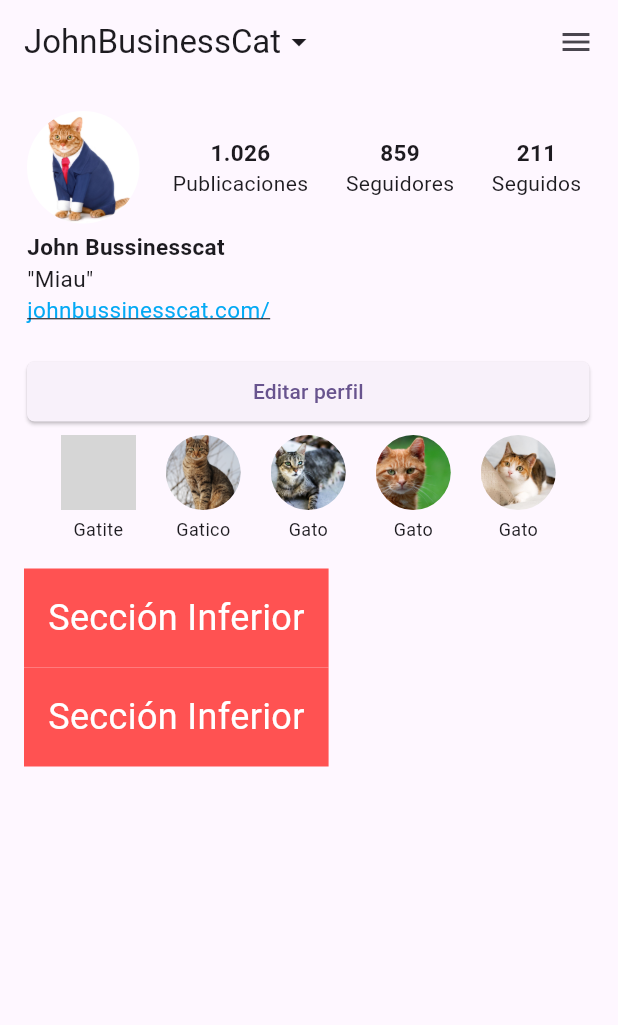
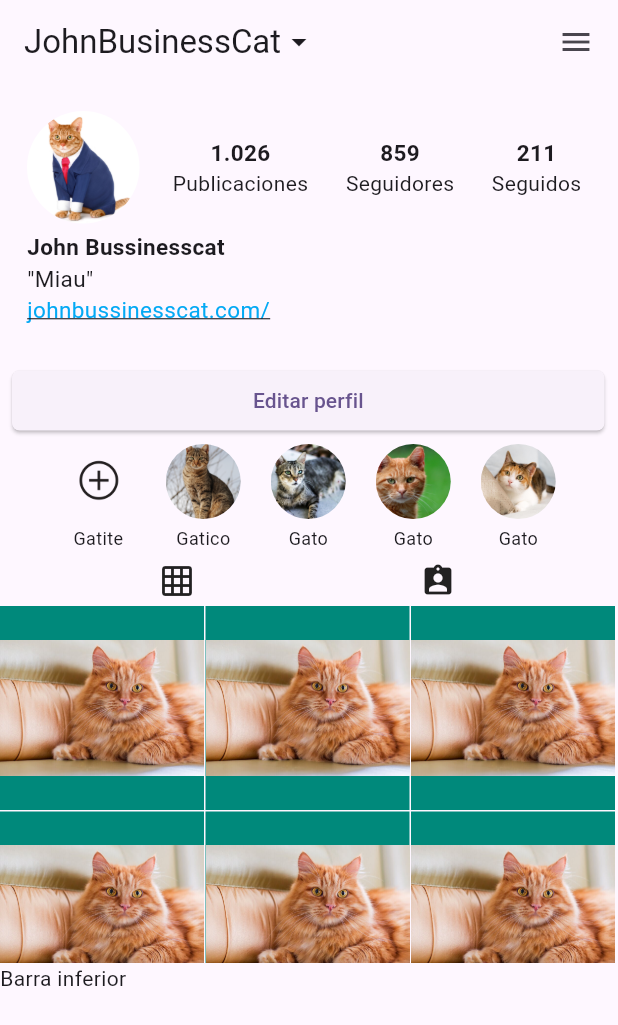
Before and after one commit to TommyRG84/flutter_2dam, a Flutter app: the screen it shows after launch, on a phone screen of 412 x 824 dp. Shown: the top 1025 px of the screen. Run offline on Flutter 3.47's test engine with Material 3 defaults, Android fonts, the light colour scheme and no system bars; grey boxes are pictures that could not be loaded.

Commit message:
Añadida galeria

```diff
--- a/Tarea instagram/tarea_insta/lib/screens/elementos_screen.dart
+++ b/Tarea instagram/tarea_insta/lib/screens/elementos_screen.dart
@@ -1,35 +1,36 @@
 import 'package:flutter/material.dart';
+import 'package:tarea_insta/screens/secciones/menu_inferior.dart';
 
 import 'secciones/seccion_inferior.dart';
 import 'secciones/seccion_intermedia.dart';
 import 'secciones/seccion_superior.dart';
-import 'secciones/barra_inferior.dart';
 
 class BodyApp extends StatelessWidget {
   const BodyApp({super.key});
 
   @override
   Widget build(BuildContext context) {
-    return const Padding(
+    return const Column(
+      children: [
+        Padding(
           padding: EdgeInsets.all(16.0),
-      child: Column(
-        children: [
-          Row(
+          child: Row(
             children: [SeccionSuperior()],
           ),
-          SizedBox(height: 16), // Separador entre filas
-          Row(
+        ),
+        Padding(
+          padding: EdgeInsets.all(6.0),
+          child: Row(
             children: [SeccionIntermedia()],
           ),
-          SizedBox(height: 16), // Separador entre filas
+        ),
         Row(
           children: [SeccionInferior()],
         ),
         Row(
-            children: [BarraInferior()],
-          ),
+          children: [MenuInferior()],
+        )
       ],
-      ),
     );
   }
 }
--- a/Tarea instagram/tarea_insta/lib/screens/secciones/barra_inferior.dart
+++ /dev/null
@@ -1,17 +0,0 @@
-import 'package:flutter/material.dart';
-
-class BarraInferior extends StatelessWidget {
-  const BarraInferior({super.key});
-
-  @override
-  Widget build(BuildContext context) {
-    return Container(
-      padding: const EdgeInsets.all(16.0),
-      color: Colors.redAccent,
-      child: const Text(
-        'Sección Inferior',
-        style: TextStyle(fontSize: 24, color: Colors.white),
-      ),
-    );
-  }
-}
--- /dev/null
+++ b/Tarea instagram/tarea_insta/lib/screens/secciones/menu_inferior.dart
@@ -0,0 +1,14 @@
+import 'package:flutter/material.dart';
+
+class MenuInferior extends StatelessWidget {
+  const MenuInferior({super.key});
+
+  @override
+  Widget build(BuildContext context) {
+    return const Center(
+      child: Row(
+        children: [Text("Barra inferior")],
+      ),
+    );
+  }
+}
--- a/Tarea instagram/tarea_insta/lib/screens/secciones/seccion_inferior.dart
+++ b/Tarea instagram/tarea_insta/lib/screens/secciones/seccion_inferior.dart
@@ -5,13 +5,51 @@
 
   @override
   Widget build(BuildContext context) {
-    return Container(
-      padding: const EdgeInsets.all(16.0),
-      color: Colors.redAccent,
-      child: const Text(
-        'Sección Inferior',
-        style: TextStyle(fontSize: 24, color: Colors.white),
+    return Center(
+      child: Column(
+        children: [
+          const Row(
+            children: [
+              Icon(Icons.grid_on),
+              SizedBox(
+                width: 150,
+              ),
+              Icon(Icons.assignment_ind),
+            ],
+          ),
+          const SizedBox(
+            height: 5,
+          ),
+          SizedBox(
+            width: 410,
+            height: 238,
+            child: GridView.count(
+              primary: false,
+              crossAxisSpacing: 1,
+              mainAxisSpacing: 1,
+              crossAxisCount: 3,
+              children: [
+                contenedorImagen("assets/images/12.jpg"),
+                contenedorImagen("assets/images/12.jpg"),
+                contenedorImagen("assets/images/12.jpg"),
+                contenedorImagen("assets/images/12.jpg"),
+                contenedorImagen("assets/images/12.jpg"),
+                contenedorImagen("assets/images/12.jpg"),
+                contenedorImagen("assets/images/12.jpg"),
+                contenedorImagen("assets/images/12.jpg"),
+                contenedorImagen("assets/images/12.jpg"),
+              ],
+            ),
+          )
+        ],
       ),
     );
   }
+
+  Container contenedorImagen(String imagePath) {
+    return Container(
+      color: Colors.teal[600],
+      child: Image.asset(imagePath),
+    );
+  }
 }
--- a/Tarea instagram/tarea_insta/lib/screens/secciones/seccion_intermedia.dart
+++ b/Tarea instagram/tarea_insta/lib/screens/secciones/seccion_intermedia.dart
@@ -6,13 +6,13 @@
   @override
   Widget build(BuildContext context) {
     return Container(
-      padding: EdgeInsets.all(2.0),
+      padding: const EdgeInsets.all(2.0),
       child: Column(
         children: [
           Row(
             children: [
               SizedBox(
-                width: 375,
+                width: 395,
                 child: ElevatedButton(
                   style: ElevatedButton.styleFrom(
                       shape: RoundedRectangleBorder(
@@ -28,7 +28,6 @@
             height: 5,
           ),
           Row(
-            mainAxisAlignment: MainAxisAlignment.end,
             children: [
               _imagenRedondeada("assets/images/add.png", "Gatite"),
               const SizedBox(width: 20),
--- a/Tarea instagram/tarea_insta/pubspec.yaml
+++ b/Tarea instagram/tarea_insta/pubspec.yaml
@@ -73,6 +73,7 @@
     - assets/images/10.jpg
     - assets/images/11.jpg
     - assets/images/12.jpg
+    - assets/images/add.png
 
   # An image asset can refer to one or more resolution-specific "variants", see
   # https://flutter.dev/to/resolution-aware-images
```
Also changed, not shown: 1 other file. Lines whose indentation alone changed are shown as unchanged.
